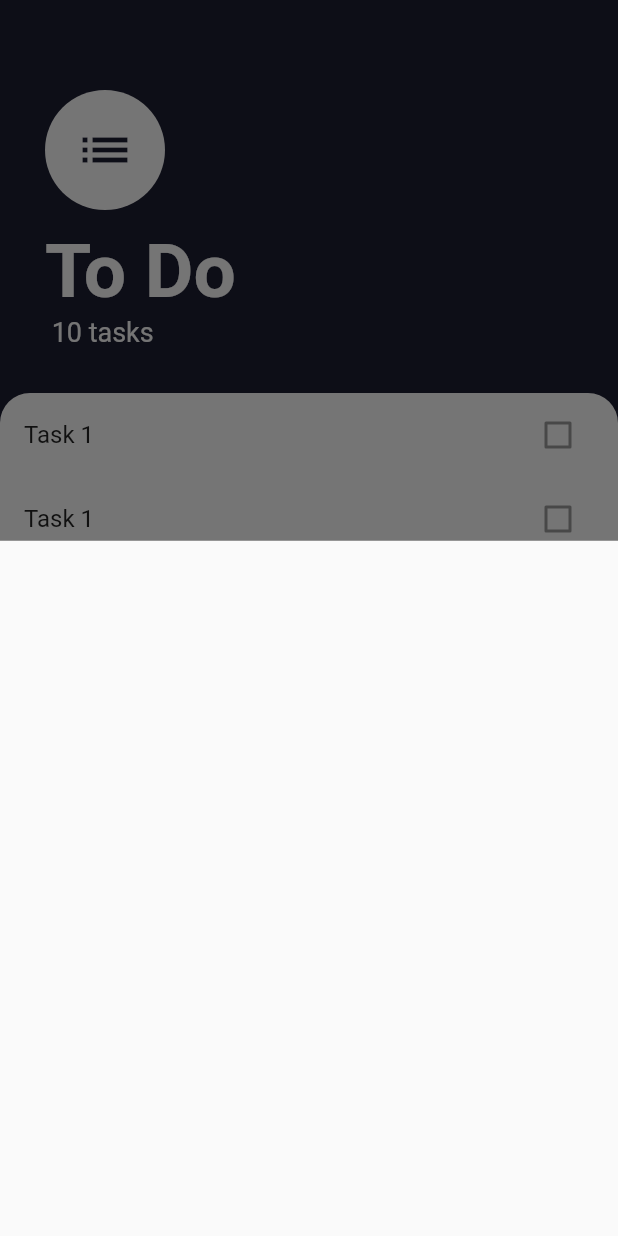
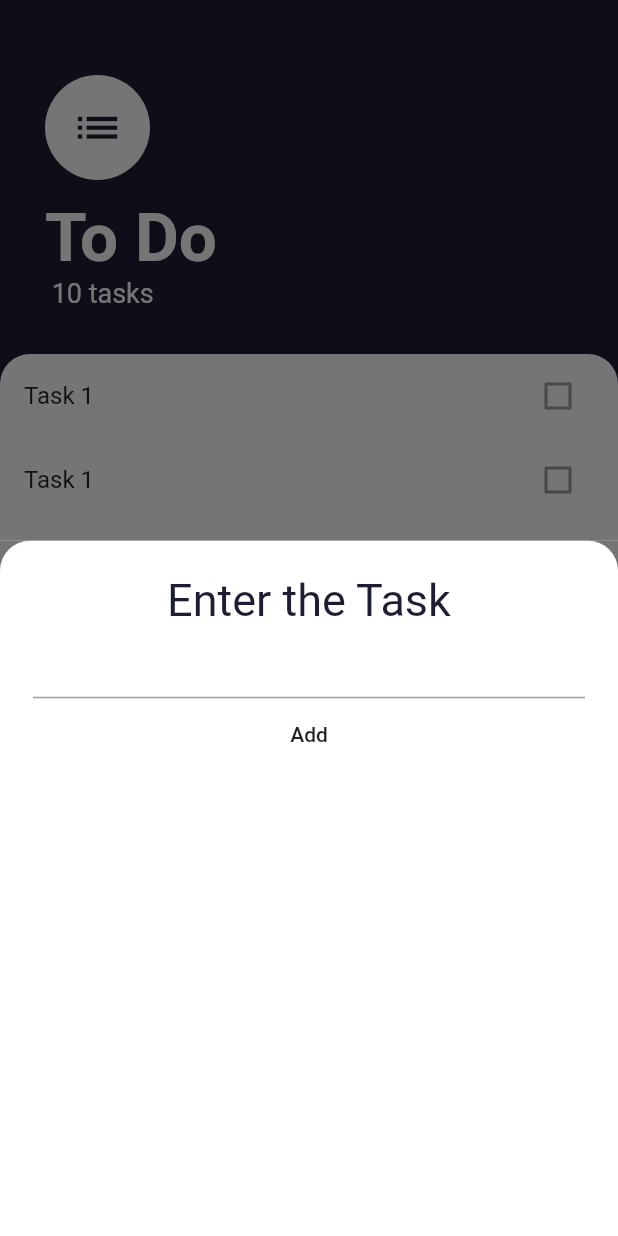
Before and after one commit to Syamgith/todo_flutter, a Flutter app: the screen it shows after launch, after a tap on the "add" icon, on a phone screen of 412 x 824 dp. Run offline on Flutter 3.47's test engine with Material 2 defaults, Android fonts, the phone set to English and light mode, and no system bars.

Commit message:
Added bottom sheet widget

```diff
--- a/lib/screens/tasks_screen.dart
+++ b/lib/screens/tasks_screen.dart
@@ -1,4 +1,5 @@
 import 'package:flutter/material.dart';
+import 'package:todoflutter/widgets/bottom_screen.dart';
 import 'package:todoflutter/widgets/tasks_list.dart';
 
 class TasksScreen extends StatelessWidget {
@@ -11,25 +12,25 @@ class TasksScreen extends StatelessWidget {
         child: Icon(Icons.add),
         onPressed: () {
           showModalBottomSheet(
-              context: context, builder: (context) => Container());
+              context: context, builder: (context) => BottomScreen());
         },
       ),
       body: Column(
         crossAxisAlignment: CrossAxisAlignment.start,
         children: <Widget>[
           Container(
-            padding: EdgeInsets.only(top: 60, left: 30, right: 30, bottom: 30),
+            padding: EdgeInsets.only(top: 50, left: 30, right: 30, bottom: 30),
             child: Column(
               crossAxisAlignment: CrossAxisAlignment.start,
               children: <Widget>[
                 CircleAvatar(
                   child: Icon(
                     Icons.list,
-                    size: 40,
+                    size: 35,
                     color: Color(0xFF1D1E33),
                   ),
                   backgroundColor: Colors.white,
-                  radius: 40,
+                  radius: 35,
                 ),
                 SizedBox(
                   height: 12,
@@ -38,7 +39,7 @@ class TasksScreen extends StatelessWidget {
                   'To Do',
                   style: TextStyle(
                       color: Colors.white,
-                      fontSize: 50,
+                      fontSize: 45,
                       fontWeight: FontWeight.bold),
                 ),
                 Text(
@@ -50,7 +51,6 @@ class TasksScreen extends StatelessWidget {
           ),
           Expanded(
             child: Container(
-              height: 300,
               decoration: BoxDecoration(
                 color: Colors.white,
                 borderRadius: BorderRadius.only(
--- /dev/null
+++ b/lib/widgets/bottom_screen.dart
@@ -0,0 +1,33 @@
+import 'package:flutter/material.dart';
+
+class BottomScreen extends StatelessWidget {
+  @override
+  Widget build(BuildContext context) {
+    return Container(
+      color: Color(0xff757575),
+      child: Container(
+        padding: EdgeInsets.all(22),
+        decoration: BoxDecoration(
+          color: Colors.white,
+          borderRadius: BorderRadius.only(
+            topLeft: Radius.circular(20),
+            topRight: Radius.circular(20),
+          ),
+        ),
+        child: Column(
+          children: <Widget>[
+            Text(
+              'Enter the Task',
+              style: TextStyle(color: Color(0xFF1D1E33), fontSize: 30),
+            ),
+            TextField(),
+            FlatButton(
+              onPressed: () {},
+              child: Text('Add'),
+            )
+          ],
+        ),
+      ),
+    );
+  }
+}
```
